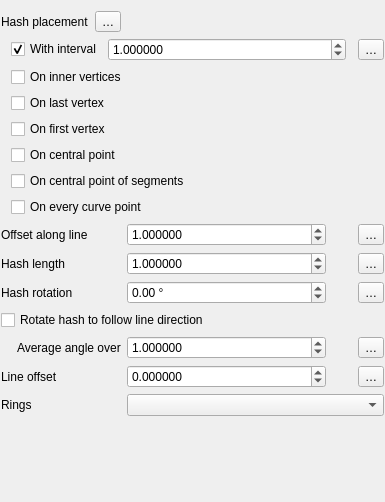
Qt form src/ui/symbollayer/widget_hashline.ui (carsmie/QGIS) before a commit.
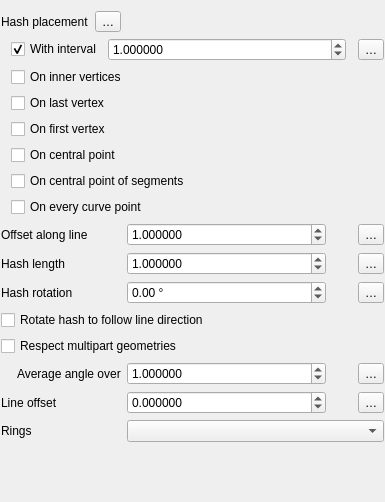
The same form after that commit. Custom widgets are drawn as their Qt base class.

Commit message:
[feature] Add an option to marker/has line symbol layers to control whether the first/last vertex option should respect multipart geometries
The default is not to respect these, so first and last vertices
are symbolized for every part of a multi-part geometry (this matches
the old behaviour). By opting in to the "respect multipart geometries"
option, the symbols will only be placed on the VERY first or very LAST
vertex in the whole multi-part geometry.

Sponsored by North Road, thanks to SLYR

The edit to the form file:
```diff
--- a/src/ui/symbollayer/widget_hashline.ui
+++ b/src/ui/symbollayer/widget_hashline.ui
@@ -201,44 +201,55 @@
      <property name="topMargin">
       <number>0</number>
      </property>
-     <item row="2" column="4">
-      <widget class="QgsPropertyOverrideButton" name="mHashRotationDDBtn">
-       <property name="text">
-        <string>…</string>
+     <item row="5" column="0">
+      <spacer name="horizontalSpacer_3">
+       <property name="orientation">
+        <enum>Qt::Horizontal</enum>
        </property>
-      </widget>
-     </item>
-     <item row="4" column="4">
-      <widget class="QgsPropertyOverrideButton" name="mAverageAngleDDBtn">
-       <property name="text">
-        <string>…</string>
+       <property name="sizeType">
+        <enum>QSizePolicy::Fixed</enum>
        </property>
-      </widget>
-     </item>
-     <item row="0" column="4">
-      <widget class="QgsPropertyOverrideButton" name="mOffsetAlongLineDDBtn">
-       <property name="text">
-        <string>…</string>
-       </property>
-      </widget>
-     </item>
-     <item row="4" column="3">
-      <widget class="QgsUnitSelectionWidget" name="mAverageAngleUnit" native="true">
-       <property name="minimumSize">
+       <property name="sizeHint" stdset="0">
         <size>
-         <width>20</width>
-         <height>0</height>
+         <width>10</width>
+         <height>20</height>
         </size>
        </property>
-       <property name="focusPolicy">
-        <enum>Qt::TabFocus</enum>
+      </spacer>
+     </item>
+     <item row="1" column="0" colspan="2">
+      <widget class="QLabel" name="label_5">
+       <property name="text">
+        <string>Hash length</string>
        </property>
       </widget>
      </item>
-     <item row="5" column="0" colspan="2">
-      <widget class="QLabel" name="label_3">
+     <item row="2" column="0" colspan="2">
+      <widget class="QLabel" name="label_4">
        <property name="text">
-        <string>Line offset</string>
+        <string>Hash rotation</string>
+       </property>
+      </widget>
+     </item>
+     <item row="5" column="2">
+      <widget class="QgsDoubleSpinBox" name="mSpinAverageAngleLength">
+       <property name="sizePolicy">
+        <sizepolicy hsizetype="Minimum" vsizetype="Fixed">
+         <horstretch>1</horstretch>
+         <verstretch>0</verstretch>
+        </sizepolicy>
+       </property>
+       <property name="decimals">
+        <number>6</number>
+       </property>
+       <property name="maximum">
+        <double>10000000.000000000000000</double>
+       </property>
+       <property name="singleStep">
+        <double>0.200000000000000</double>
+       </property>
+       <property name="value">
+        <double>1.000000000000000</double>
        </property>
       </widget>
      </item>
@@ -249,6 +260,80 @@
        </property>
       </widget>
      </item>
+     <item row="1" column="3">
+      <widget class="QgsUnitSelectionWidget" name="mHashLengthUnitWidget" native="true">
+       <property name="minimumSize">
+        <size>
+         <width>20</width>
+         <height>0</height>
+        </size>
+       </property>
+       <property name="focusPolicy">
+        <enum>Qt::TabFocus</enum>
+       </property>
+      </widget>
+     </item>
+     <item row="0" column="4">
+      <widget class="QgsPropertyOverrideButton" name="mOffsetAlongLineDDBtn">
+       <property name="text">
+        <string>…</string>
+       </property>
+      </widget>
+     </item>
+     <item row="0" column="2">
+      <widget class="QgsDoubleSpinBox" name="mSpinOffsetAlongLine">
+       <property name="sizePolicy">
+        <sizepolicy hsizetype="Minimum" vsizetype="Fixed">
+         <horstretch>1</horstretch>
+         <verstretch>0</verstretch>
+        </sizepolicy>
+       </property>
+       <property name="decimals">
+        <number>6</number>
+       </property>
+       <property name="maximum">
+        <double>10000000.000000000000000</double>
+       </property>
+       <property name="singleStep">
+        <double>0.200000000000000</double>
+       </property>
+       <property name="value">
+        <double>1.000000000000000</double>
+       </property>
+      </widget>
+     </item>
+     <item row="1" column="2">
+      <widget class="QgsDoubleSpinBox" name="mSpinHashLength">
+       <property name="sizePolicy">
+        <sizepolicy hsizetype="Minimum" vsizetype="Fixed">
+         <horstretch>1</horstretch>
+         <verstretch>0</verstretch>
+        </sizepolicy>
+       </property>
+       <property name="decimals">
+        <number>6</number>
+       </property>
+       <property name="maximum">
+        <double>10000000.000000000000000</double>
+       </property>
+       <property name="singleStep">
+        <double>0.200000000000000</double>
+       </property>
+       <property name="value">
+        <double>1.000000000000000</double>
+       </property>
+      </widget>
+     </item>
+     <item row="2" column="4">
+      <widget class="QgsPropertyOverrideButton" name="mHashRotationDDBtn">
+       <property name="text">
+        <string>…</string>
+       </property>
+      </widget>
+     </item>
+     <item row="7" column="2" colspan="3">
+      <widget class="QComboBox" name="mRingFilterComboBox"/>
+     </item>
      <item row="2" column="2">
       <widget class="QgsDoubleSpinBox" name="mHashRotationSpinBox">
        <property name="sizePolicy">
@@ -277,14 +362,42 @@
        </property>
       </widget>
      </item>
-     <item row="2" column="0" colspan="2">
-      <widget class="QLabel" name="label_4">
+     <item row="7" column="0" colspan="2">
+      <widget class="QLabel" name="mRingsLabel">
        <property name="text">
-        <string>Hash rotation</string>
+        <string>Rings</string>
        </property>
       </widget>
      </item>
-     <item row="5" column="3">
+     <item row="6" column="0" colspan="2">
+      <widget class="QLabel" name="label_3">
+       <property name="text">
+        <string>Line offset</string>
+       </property>
+      </widget>
+     </item>
+     <item row="3" column="0" colspan="5">
+      <widget class="QCheckBox" name="chkRotateMarker">
+       <property name="text">
+        <string>Rotate hash to follow line direction</string>
+       </property>
+      </widget>
+     </item>
+     <item row="6" column="4">
+      <widget class="QgsPropertyOverrideButton" name="mLineOffsetDDBtn">
+       <property name="text">
+        <string>…</string>
+       </property>
+      </widget>
+     </item>
+     <item row="5" column="1">
+      <widget class="QLabel" name="label_6">
+       <property name="text">
+        <string>Average angle over</string>
+       </property>
+      </widget>
+     </item>
+     <item row="6" column="3">
       <widget class="QgsUnitSelectionWidget" name="mOffsetUnitWidget" native="true">
        <property name="minimumSize">
         <size>
@@ -297,6 +410,35 @@
        </property>
       </widget>
      </item>
+     <item row="5" column="4">
+      <widget class="QgsPropertyOverrideButton" name="mAverageAngleDDBtn">
+       <property name="text">
+        <string>…</string>
+       </property>
+      </widget>
+     </item>
+     <item row="6" column="2">
+      <widget class="QgsDoubleSpinBox" name="spinOffset">
+       <property name="sizePolicy">
+        <sizepolicy hsizetype="Minimum" vsizetype="Fixed">
+         <horstretch>1</horstretch>
+         <verstretch>0</verstretch>
+        </sizepolicy>
+       </property>
+       <property name="decimals">
+        <number>6</number>
+       </property>
+       <property name="minimum">
+        <double>-999999999.000000000000000</double>
+       </property>
+       <property name="maximum">
+        <double>999999999.000000000000000</double>
+       </property>
+       <property name="singleStep">
+        <double>0.200000000000000</double>
+       </property>
+      </widget>
+     </item>
      <item row="0" column="0" colspan="2">
       <widget class="QLabel" name="label">
        <property name="text">
@@ -304,38 +446,6 @@
        </property>
       </widget>
      </item>
-     <item row="1" column="0" colspan="2">
-      <widget class="QLabel" name="label_5">
-       <property name="text">
-        <string>Hash length</string>
-       </property>
-      </widget>
-     </item>
-     <item row="1" column="2">
-      <widget class="QgsDoubleSpinBox" name="mSpinHashLength">
-       <property name="sizePolicy">
-        <sizepolicy hsizetype="Minimum" vsizetype="Fixed">
-         <horstretch>1</horstretch>
-         <verstretch>0</verstretch>
-        </sizepolicy>
-       </property>
-       <property name="decimals">
-        <number>6</number>
-       </property>
-       <property name="maximum">
-        <double>10000000.000000000000000</double>
-       </property>
-       <property name="singleStep">
-        <double>0.200000000000000</double>
-       </property>
-       <property name="value">
-        <double>1.000000000000000</double>
-       </property>
-      </widget>
-     </item>
-     <item row="6" column="2" colspan="3">
-      <widget class="QComboBox" name="mRingFilterComboBox"/>
-     </item>
      <item row="0" column="3">
       <widget class="QgsUnitSelectionWidget" name="mOffsetAlongLineUnitWidget" native="true">
        <property name="minimumSize">
@@ -349,44 +459,8 @@
        </property>
       </widget>
      </item>
-     <item row="6" column="0" colspan="2">
-      <widget class="QLabel" name="mRingsLabel">
-       <property name="text">
-        <string>Rings</string>
-       </property>
-      </widget>
-     </item>
-     <item row="5" column="2">
-      <widget class="QgsDoubleSpinBox" name="spinOffset">
-       <property name="sizePolicy">
-        <sizepolicy hsizetype="Minimum" vsizetype="Fixed">
-         <horstretch>1</horstretch>
-         <verstretch>0</verstretch>
-        </sizepolicy>
-       </property>
-       <property name="decimals">
-        <number>6</number>
-       </property>
-       <property name="minimum">
-        <double>-999999999.000000000000000</double>
-       </property>
-       <property name="maximum">
-        <double>999999999.000000000000000</double>
-       </property>
-       <property name="singleStep">
-        <double>0.200000000000000</double>
-       </property>
-      </widget>
-     </item>
-     <item row="4" column="1">
-      <widget class="QLabel" name="label_6">
-       <property name="text">
-        <string>Average angle over</string>
-       </property>
-      </widget>
-     </item>
-     <item row="1" column="3">
-      <widget class="QgsUnitSelectionWidget" name="mHashLengthUnitWidget" native="true">
+     <item row="5" column="3">
+      <widget class="QgsUnitSelectionWidget" name="mAverageAngleUnit" native="true">
        <property name="minimumSize">
         <size>
          <width>20</width>
@@ -398,77 +472,13 @@
        </property>
       </widget>
      </item>
-     <item row="4" column="0">
-      <spacer name="horizontalSpacer_3">
-       <property name="orientation">
-        <enum>Qt::Horizontal</enum>
+     <item row="4" column="0" colspan="5">
+      <widget class="QCheckBox" name="mCheckRespectMultipart">
+       <property name="toolTip">
+        <string>If checked, the &quot;first vertex&quot; or &quot;last vertex&quot; placements will only be rendered once for each multipart geometry</string>
        </property>
-       <property name="sizeType">
-        <enum>QSizePolicy::Fixed</enum>
-       </property>
-       <property name="sizeHint" stdset="0">
-        <size>
-         <width>10</width>
-         <height>20</height>
-        </size>
-       </property>
-      </spacer>
-     </item>
-     <item row="4" column="2">
-      <widget class="QgsDoubleSpinBox" name="mSpinAverageAngleLength">
-       <property name="sizePolicy">
-        <sizepolicy hsizetype="Minimum" vsizetype="Fixed">
-         <horstretch>1</horstretch>
-         <verstretch>0</verstretch>
-        </sizepolicy>
-       </property>
-       <property name="decimals">
-        <number>6</number>
-       </property>
-       <property name="maximum">
-        <double>10000000.000000000000000</double>
-       </property>
-       <property name="singleStep">
-        <double>0.200000000000000</double>
-       </property>
-       <property name="value">
-        <double>1.000000000000000</double>
-       </property>
-      </widget>
-     </item>
-     <item row="5" column="4">
-      <widget class="QgsPropertyOverrideButton" name="mLineOffsetDDBtn">
        <property name="text">
-        <string>…</string>
-       </property>
-      </widget>
-     </item>
-     <item row="0" column="2">
-      <widget class="QgsDoubleSpinBox" name="mSpinOffsetAlongLine">
-       <property name="sizePolicy">
-        <sizepolicy hsizetype="Minimum" vsizetype="Fixed">
-         <horstretch>1</horstretch>
-         <verstretch>0</verstretch>
-        </sizepolicy>
-       </property>
-       <property name="decimals">
-        <number>6</number>
-       </property>
-       <property name="maximum">
-        <double>10000000.000000000000000</double>
-       </property>
-       <property name="singleStep">
-        <double>0.200000000000000</double>
-       </property>
-       <property name="value">
-        <double>1.000000000000000</double>
-       </property>
-      </widget>
-     </item>
-     <item row="3" column="0" colspan="5">
-      <widget class="QCheckBox" name="chkRotateMarker">
-       <property name="text">
-        <string>Rotate hash to follow line direction</string>
+        <string>Respect multipart geometries</string>
        </property>
       </widget>
      </item>
```
Left out of the diff: 1 changed line with no effect on the pictures. The commit also changes 15 other files.
